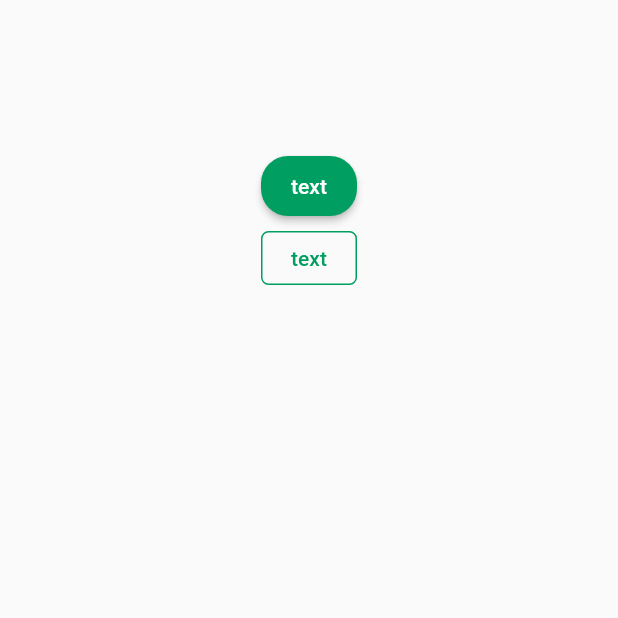
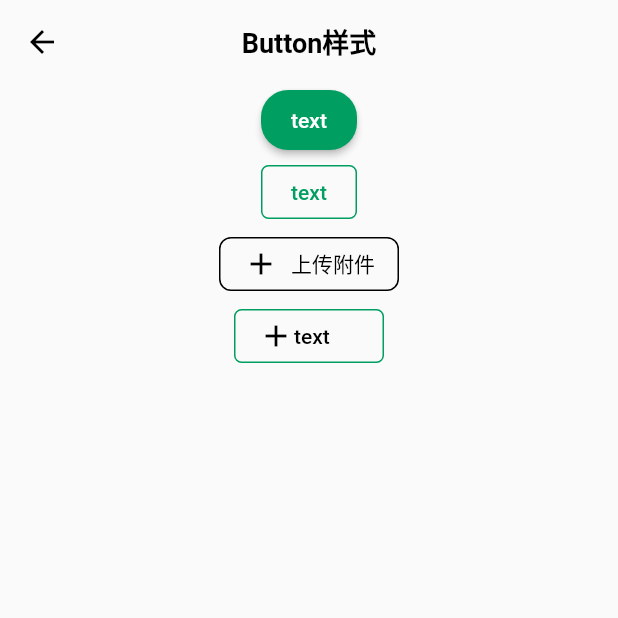
Before and after one commit to VincentStory/flutter_control_project, a Flutter app: the screen it shows after launch, after a tap on "按钮", on a phone screen of 412 x 824 dp, the top half of it. Run offline on Flutter 3.47's test engine with Material 2 defaults, Android fonts, the phone set to English and light mode, and no system bars.

Commit message:
添加button样式

```diff
--- a/lib/button_page.dart
+++ b/lib/button_page.dart
@@ -1,4 +1,5 @@
 import 'package:flutter/material.dart';
+import 'package:flutter_control_project/widget/app_bar.dart';
 
 class ButtonPage extends StatelessWidget {
   const ButtonPage({Key? key}) : super(key: key);
@@ -6,11 +7,9 @@ class ButtonPage extends StatelessWidget {
   @override
   Widget build(BuildContext context) {
     return Scaffold(
+      appBar: appBar(title: 'Button样式'),
       body: Column(
         children: [
-          const SizedBox(
-            height: 100,
-          ),
           Center(
             child: ElevatedButton(
               onPressed: () {
@@ -48,6 +47,55 @@ class ButtonPage extends StatelessWidget {
               ),
             ),
           ),
+          //实现文字加图片的效果
+          OutlinedButton.icon(
+            icon: const Icon(
+              Icons.add,
+              color: Color(0xff000000),
+            ),
+            onPressed: () {
+              print("click Button");
+            },
+            label: const Text(
+              '上传附件',
+              style: TextStyle(
+                  fontSize: 14, color: Color(0xff000000),),
+            ),
+            style: OutlinedButton.styleFrom(
+              shape: RoundedRectangleBorder(
+                borderRadius: BorderRadius.circular(8),
+              ),
+              side: const BorderSide(
+                width: 1,
+                color: Color(0xff000000),
+              ),
+            ),
+          ),
+          //另外一种方式实现图片加文字的效果
+          Container(
+            width: 100,
+            child: OutlinedButton(
+              onPressed: () {
+                print("click Button");
+              },
+              style: OutlinedButton.styleFrom(
+                shape: RoundedRectangleBorder(
+                  borderRadius: BorderRadius.circular(5.0),
+                ),
+                side: BorderSide(color: Color(0xff009E60)),
+              ),
+              child: Row(
+                children: [
+                  Icon(
+                    Icons.add,
+                    color: Color(0xff000000),
+                  ),
+                  Text('text'
+                  ,style: TextStyle(color: Color(0xff000000)),),
+                ],
+              ),
+            ),
+          ),
         ],
       ),
     );
--- a/lib/home_guide_page.dart
+++ b/lib/home_guide_page.dart
@@ -1,4 +1,5 @@
 import 'package:flutter/material.dart';
+import 'package:flutter_control_project/widget/app_bar.dart';
 
 import 'config_router.dart';
 
@@ -8,11 +9,9 @@ class HomeGuidePage extends StatelessWidget {
   @override
   Widget build(BuildContext context) {
     return Scaffold(
+      appBar: appBar(title: '目录'),
       body: Column(
         children: [
-          const SizedBox(
-            height: 80,
-          ),
           Center(
             child: InkWell(
               onTap: () {
@@ -21,8 +20,19 @@ class HomeGuidePage extends StatelessWidget {
               child: const Text('按钮'),
             ),
           ),
+          const SizedBox(
+            height: 10,
+          ),
+          _lineView(),
         ],
       ),
     );
   }
+
+  _lineView() {
+    return Container(
+      height: 0.5,
+      color: Color(0xff000000),
+    );
+  }
 }
--- /dev/null
+++ b/lib/widget/app_bar.dart
@@ -0,0 +1,21 @@
+import 'package:flutter/material.dart';
+
+appBar({String? title, bool showBack = true, List<Widget>? actions}) {
+  return AppBar(
+    brightness: Brightness.light,
+    centerTitle: true,
+    elevation: 0,
+    backgroundColor: Colors.transparent,
+    leading: showBack
+        ? const BackButton(
+            color: Colors.black,
+          )
+        : null,
+    actions: actions,
+    title: Text(
+      title ?? "",
+      style: const TextStyle(
+          fontSize: 18, color: Colors.black, fontWeight: FontWeight.bold),
+    ),
+  );
+}
```
